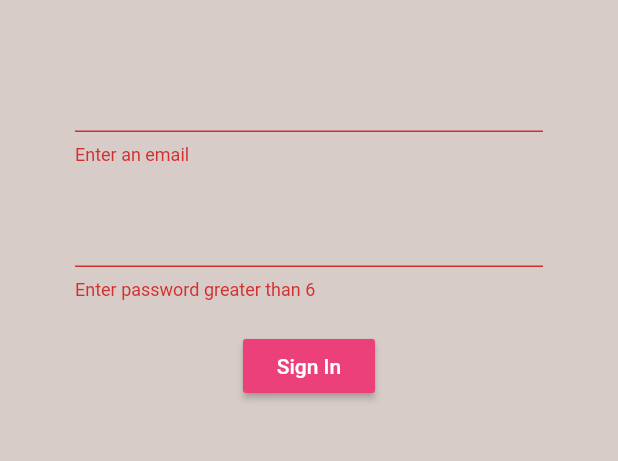
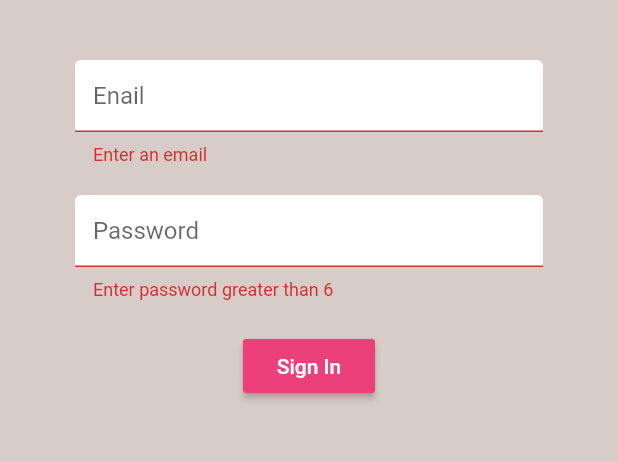
Before and after one commit to SanskarModi22/Brew_App, a Flutter app: the screen it shows after launch, after a tap on "Sign In", on a phone screen of 412 x 824 dp, the part 84-545 px from its top. Run offline on Flutter 3.47's test engine with Material 2 defaults, Android fonts, the phone set to English and light mode, and no system bars; our stand-ins replace firebase_auth, firebase_core; accounts and stored records are empty.

Commit message:
Added input decoration

```diff
--- a/lib/Screens/Authenticate/register.dart
+++ b/lib/Screens/Authenticate/register.dart
@@ -1,5 +1,6 @@
 import 'package:flutter/material.dart';
 import 'package:flutter_firestore/Screens/Services/authentication.dart';
+import 'package:flutter_firestore/Shared/constants.dart';
 
 class Register extends StatefulWidget {
   final Function toggleView;
@@ -42,6 +43,7 @@ class _RegisterState extends State<Register> {
             children: <Widget>[
               SizedBox(height: 20.0),
               TextFormField(
+                decoration: textInputDecoration.copyWith(hintText: "Email"),
                 validator: (val) => val!.isEmpty ? 'Enter an email' : null,
                 onChanged: (val) {
                   setState(() => email = val);
@@ -49,6 +51,7 @@ class _RegisterState extends State<Register> {
               ),
               SizedBox(height: 20.0),
               TextFormField(
+                decoration: textInputDecoration.copyWith(hintText: "Password"),
                 validator: (val) =>
                     val!.length < 6 ? 'Enter password greater than 6' : null,
                 obscureText: true,
--- a/lib/Screens/Authenticate/sign_In.dart
+++ b/lib/Screens/Authenticate/sign_In.dart
@@ -1,5 +1,6 @@
 import 'package:flutter/material.dart';
 import 'package:flutter_firestore/Screens/Services/authentication.dart';
+import 'package:flutter_firestore/Shared/constants.dart';
 
 class SignIn extends StatefulWidget {
   final Function toggleView;
@@ -42,6 +43,7 @@ class _SignInState extends State<SignIn> {
             children: <Widget>[
               SizedBox(height: 20.0),
               TextFormField(
+                decoration: textInputDecoration.copyWith(hintText: "Enail"),
                 validator: (val) => val!.isEmpty ? 'Enter an email' : null,
                 onChanged: (val) {
                   setState(() => email = val);
@@ -49,6 +51,7 @@ class _SignInState extends State<SignIn> {
               ),
               SizedBox(height: 20.0),
               TextFormField(
+                decoration: textInputDecoration.copyWith(hintText: "Password"),
                 validator: (val) =>
                     val!.length < 6 ? 'Enter password greater than 6' : null,
                 obscureText: true,
--- /dev/null
+++ b/lib/Shared/constants.dart
@@ -0,0 +1,13 @@
+import 'package:flutter/material.dart';
+
+const textInputDecoration = InputDecoration(
+  fillColor: Colors.white,
+  filled: true,
+  contentPadding: EdgeInsets.all(12.0),
+  enabledBorder: OutlineInputBorder(
+    borderSide: BorderSide(color: Colors.white, width: 2.0),
+  ),
+  focusedBorder: OutlineInputBorder(
+    borderSide: BorderSide(color: Colors.pink, width: 2.0),
+  ),
+);
```
